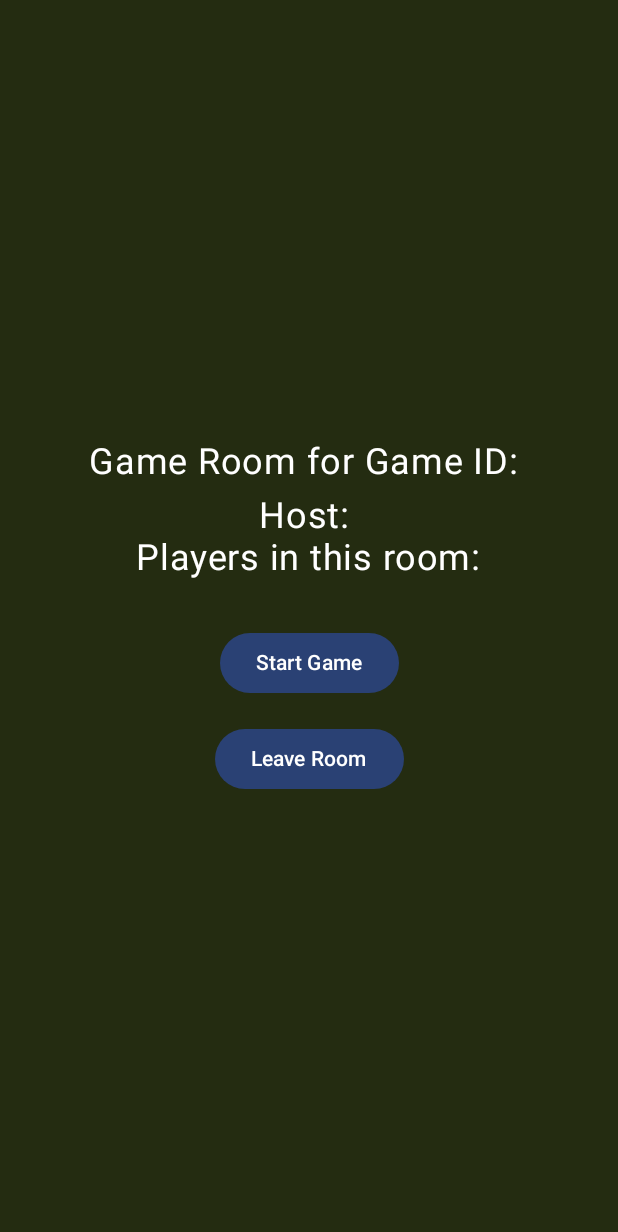
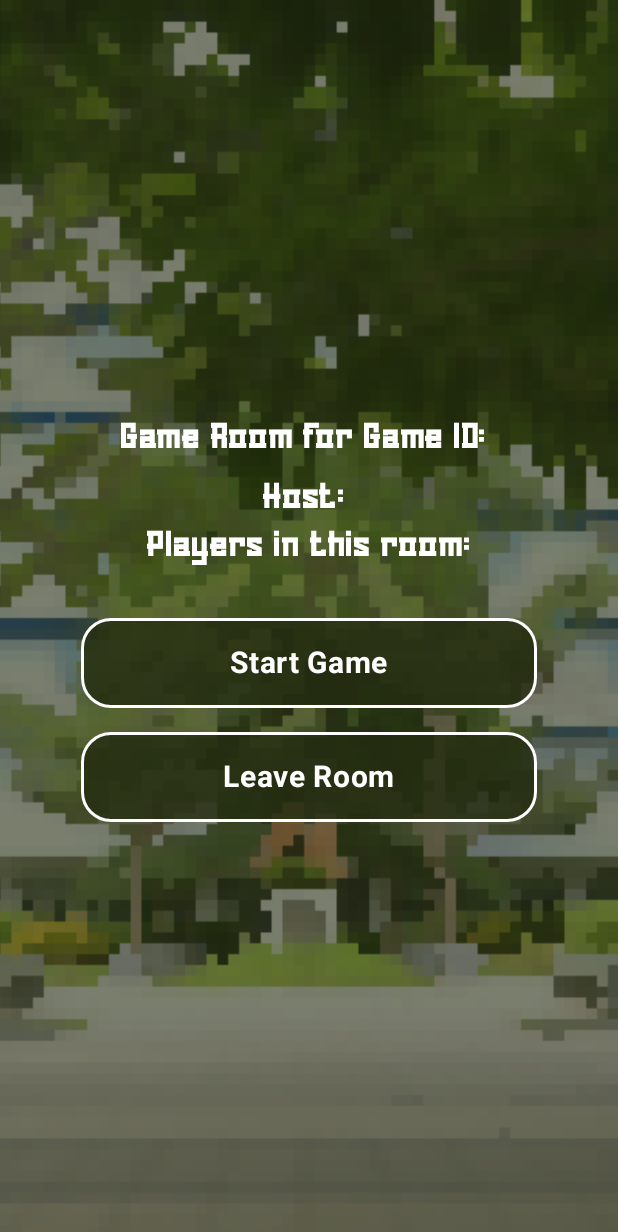
Before and after one commit to Edge-html/Final-Snake-Game-Repo, an Android app built with Jetpack Compose: the composable GameRoomScreen called with empty values, on a phone screen of 412 x 824 dp. Shown: the top 1232 px of the screen. Run offline under Robolectric (Android 15) with nearby library versions, the phone set to English and light mode, and no system bars; our stand-ins replace Firebase (no records; nobody signed in at launch, a user with empty details on screens opened directly).

Commit message:
newest march 12

```diff
--- a/app/src/main/java/com/snake/snakes2/ui/game/GameRoomScreen.kt
+++ b/app/src/main/java/com/snake/snakes2/ui/game/GameRoomScreen.kt
@@ -1,4 +1,3 @@
-//GameRoomScreen.kt
 package com.snake.snakes2.ui.game
 
 import androidx.compose.foundation.Image
@@ -18,6 +17,10 @@ import androidx.compose.ui.unit.sp
 import androidx.navigation.NavController
 import com.google.firebase.firestore.FirebaseFirestore
 import com.snake.snakes2.R
+import androidx.compose.ui.layout.ContentScale
+import androidx.compose.foundation.shape.RoundedCornerShape
+import androidx.compose.foundation.border
+
 
 @Composable
 fun GameRoomScreen(navController: NavController, gameId: String, username: String) {
@@ -38,7 +41,18 @@ fun GameRoomScreen(navController: NavController, gameId: String, username: Strin
             }
     }
 
-    Box(modifier = Modifier.fillMaxSize().background(Color(0xff242c11))) {
+    val customFont = FontFamily(Font(R.font.score_font, FontWeight.Bold))
+
+    Box(modifier = Modifier.fillMaxSize()) {
+        // Background image
+        Image(
+            painter = painterResource(id = R.drawable.snakedash),
+            contentDescription = "Background Image",
+            contentScale = ContentScale.Crop,
+            modifier = Modifier.fillMaxSize()
+        )
+
+        // Game Room content
         Column(
             modifier = Modifier
                 .fillMaxSize()
@@ -46,21 +60,44 @@ fun GameRoomScreen(navController: NavController, gameId: String, username: Strin
             verticalArrangement = Arrangement.Center,
             horizontalAlignment = Alignment.CenterHorizontally
         ) {
-            Text("Game Room for Game ID: $gameId", color = Color.White, fontSize = 24.sp)
+            Text(
+                "Game Room for Game ID: $gameId",
+                color = Color.White,
+                fontSize = 24.sp,
+                fontFamily = customFont
+            )
             Spacer(modifier = Modifier.height(8.dp))
-            Text("Host: $username", color = Color.White, fontSize = 24.sp)
-            Text("Players in this room:", color = Color.White, fontSize = 24.sp)
+            Text(
+                "Host: $username",
+                color = Color.White,
+                fontSize = 24.sp,
+                fontFamily = customFont
+            )
+            Text(
+                "Players in this room:",
+                color = Color.White,
+                fontSize = 24.sp,
+                fontFamily = customFont
+            )
             players.forEach { player ->
-                Text(player, style = MaterialTheme.typography.bodyMedium.copy(color = Color.White))
+                Text(
+                    player,
+                    style = MaterialTheme.typography.bodyMedium.copy(color = Color.White)
+                )
             }
 
             Spacer(modifier = Modifier.height(32.dp))
-            Button(onClick = { navController.navigate("multiplayerArena/$gameId/$username") }) {
-                Text("Start Game")
+
+            // Start Game button
+            HomeButton("Start Game") {
+                navController.navigate("multiplayerArena/$gameId/$username")
             }
+
             Spacer(modifier = Modifier.height(16.dp))
-            Button(onClick = { navController.navigateUp() }) {
-                Text("Leave Room")
+
+            // Leave Room button
+            HomeButton("Leave Room") {
+                navController.navigateUp()
             }
         }
     }
```
Also changed, not shown: app/src/main/java/com/snake/snakes2/ui/game/JoinGameScreen.kt (+6 -2 lines), app/src/main/java/com/snake/snakes2/ui/game/MultiplayerArena.kt (+23 -4 lines), app/src/main/java/com/snake/snakes2/ui/game/MultiplayerScreen.kt (+14 -2 lines).
